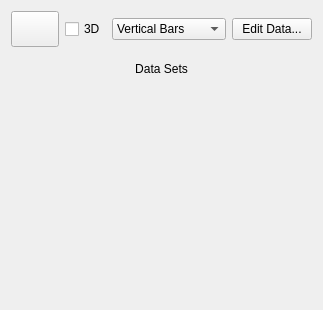
Before: the Qt Designer form plugins/chartshape/PlotAreaConfigWidget.ui in KDE/calligra, drawn with Qt 5.
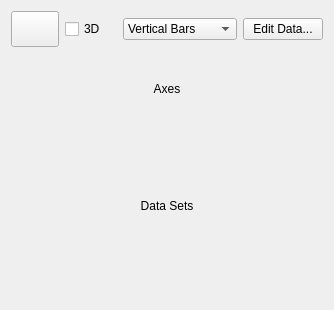
After: the same form once the commit is applied. The open tabs and pages were chosen to show the change. Icons and pictures are not drawn. Custom widgets are drawn as their Qt base class.

Commit message: Chart: Bubble chart can use default cartesian config widget

```diff
--- a/plugins/chartshape/PlotAreaConfigWidget.ui
+++ b/plugins/chartshape/PlotAreaConfigWidget.ui
@@ -7,7 +7,7 @@
    <rect>
     <x>0</x>
     <y>0</y>
-    <width>292</width>
+    <width>334</width>
     <height>310</height>
    </rect>
   </property>
@@ -156,36 +156,6 @@
        </item>
       </layout>
      </widget>
-     <widget class="QWidget" name="page">
-      <layout class="QVBoxLayout" name="verticalLayout_5">
-       <item>
-        <widget class="QLabel" name="label_4">
-         <property name="text">
-          <string>Data Sets</string>
-         </property>
-         <property name="alignment">
-          <set>Qt::AlignCenter</set>
-         </property>
-        </widget>
-       </item>
-       <item>
-        <widget class="KoChart::BubbleConfigWidget" name="bubbleConfigWidget" native="true"/>
-       </item>
-       <item>
-        <spacer name="verticalSpacer_2">
-         <property name="orientation">
-          <enum>Qt::Vertical</enum>
-         </property>
-         <property name="sizeHint" stdset="0">
-          <size>
-           <width>20</width>
-           <height>202</height>
-          </size>
-         </property>
-        </spacer>
-       </item>
-      </layout>
-     </widget>
     </widget>
    </item>
   </layout>
@@ -209,12 +179,6 @@
    <header>PieConfigWidget.h</header>
    <container>1</container>
   </customwidget>
-  <customwidget>
-   <class>KoChart::BubbleConfigWidget</class>
-   <extends>QWidget</extends>
-   <header>BubbleConfigWidget.h</header>
-   <container>1</container>
-  </customwidget>
  </customwidgets>
  <resources/>
  <connections/>
```
The commit also changes 7 other files.
